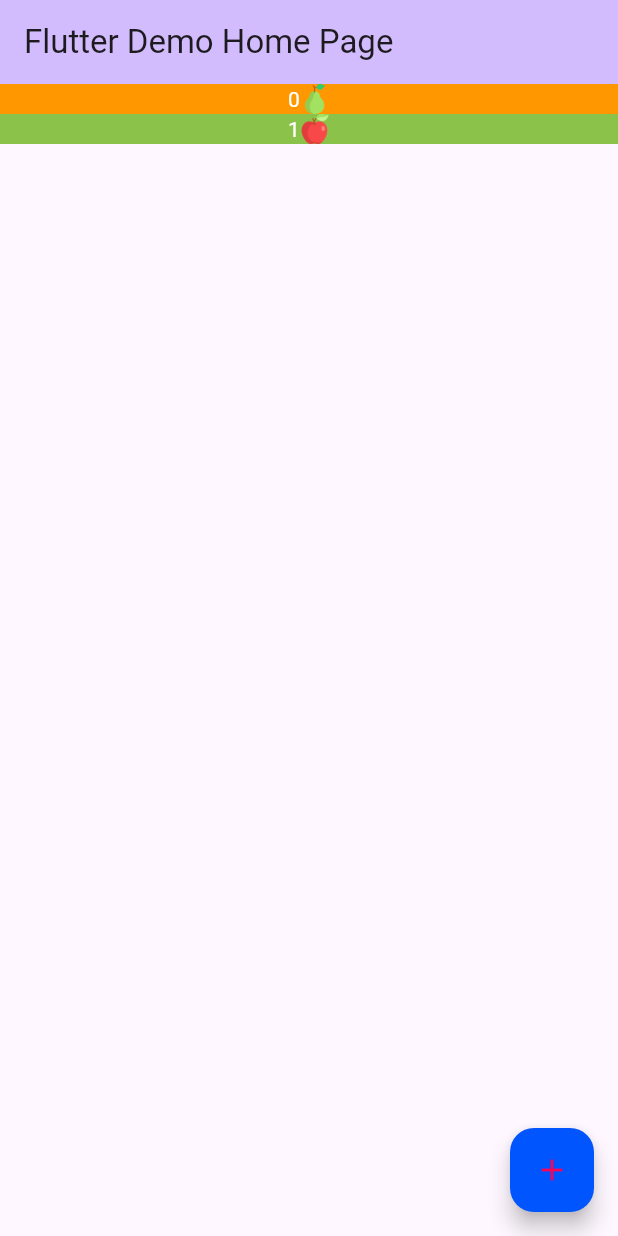
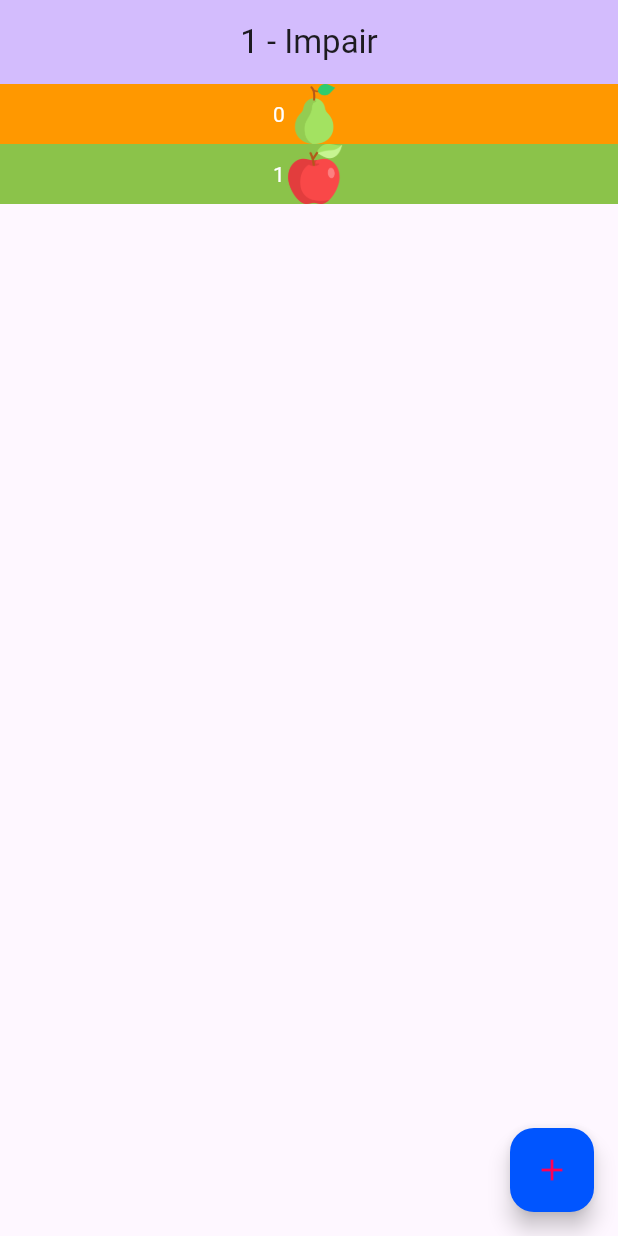
Before and after one commit to MSKTArcanine/ppb, a Flutter app: the screen it shows after launch, after a tap on the "add" icon, on a phone screen of 412 x 824 dp. Run offline on Flutter 3.47's test engine with Material 3 defaults, Android fonts, the light colour scheme and no system bars.

Commit message:
ADD : Refacto image/value => 1 call au lieu de 3

```diff
--- a/lib/list_item.dart
+++ b/lib/list_item.dart
@@ -4,19 +4,30 @@ import 'package:pomme_poire_ananas/utils.dart';
 
 class ListItem extends StatelessWidget {
   final int number;
+  late String value;
+  late String image;
 
-  const ListItem({super.key, required this.number});
+  ListItem({super.key, required this.number}) {
+    List<String> tmp = Utils().resolveImage(number);
+    image = tmp[0];
+    value = tmp[1];
+  }
 
   @override
   Widget build(BuildContext context) {
-    return Container(
+    return GestureDetector(
+      onTapUp: (_) => print('caca'),
+      child: Container(
         color: Utils().pairImpairColor[number % 2 == 0],
+        child: Center(
           child: Row(
             mainAxisAlignment: MainAxisAlignment.center,
             children: [
               Text('$number', style: TextStyle(color: Colors.white)),
-          Image.asset(Utils().resolveImage(number), width: 20, height: 20),
+              Image.asset(image, width: 40, height: 40),
             ],
+          ),
+        ),
       ),
     );
   }
--- a/lib/main.dart
+++ b/lib/main.dart
@@ -34,6 +34,7 @@ class _MyHomePageState extends State<MyHomePage> {
   late final List<int> _fruits;
   late int _counter;
   late List<Color> _colors;
+  late String _pipValue;
 
   @override
   void initState() {
@@ -41,6 +42,11 @@ class _MyHomePageState extends State<MyHomePage> {
     _counter = 0;
     _fruits = [_counter];
     _colors = Utils().getColorButton();
+    _pipValue = Utils().isPremier(_counter)
+        ? 'Premier'
+        : (_counter % 2 == 0)
+        ? 'Pair'
+        : 'Impair';
   }
 
   void _incrementCounter() {
@@ -48,6 +54,11 @@ class _MyHomePageState extends State<MyHomePage> {
       _counter++;
       _fruits.add(_counter);
       _colors = Utils().getColorButton();
+      _pipValue = Utils().isPremier(_counter)
+          ? 'Premier'
+          : (_counter % 2 == 0)
+          ? 'Pair'
+          : 'Impair';
     });
   }
 
@@ -56,7 +67,8 @@ class _MyHomePageState extends State<MyHomePage> {
     return Scaffold(
       appBar: AppBar(
         backgroundColor: Theme.of(context).colorScheme.inversePrimary,
-        title: Text(widget.title),
+        title: Text('$_counter - $_pipValue'),
+        centerTitle: true,
       ),
       body: Column(
         mainAxisAlignment: MainAxisAlignment.center,
--- a/lib/utils.dart
+++ b/lib/utils.dart
@@ -35,14 +35,22 @@ class Utils {
     }
   }
 
-  String resolveImage(int number) {
+  List<String> resolveImage(int number) {
     late Fruits res;
+    late String value;
     if (isPremier(number)) {
+      value = "premier";
       res = Fruits.ananas;
     } else {
-      res = (number % 2 == 0) ? Fruits.poire : Fruits.pomme;
+      if (number % 2 == 0) {
+        res = Fruits.poire;
+        value = "pair";
+      } else {
+        res = Fruits.pomme;
+        value = "impair";
+      }
     }
-    return 'images/${res.value}-min.png';
+    return ['images/${res.value}-min.png', value];
   }
 
   bool isPremier(int number) {
```
Also changed, not shown: lib/fruit_dialog.dart (added). Lines whose indentation alone changed are shown as unchanged.
